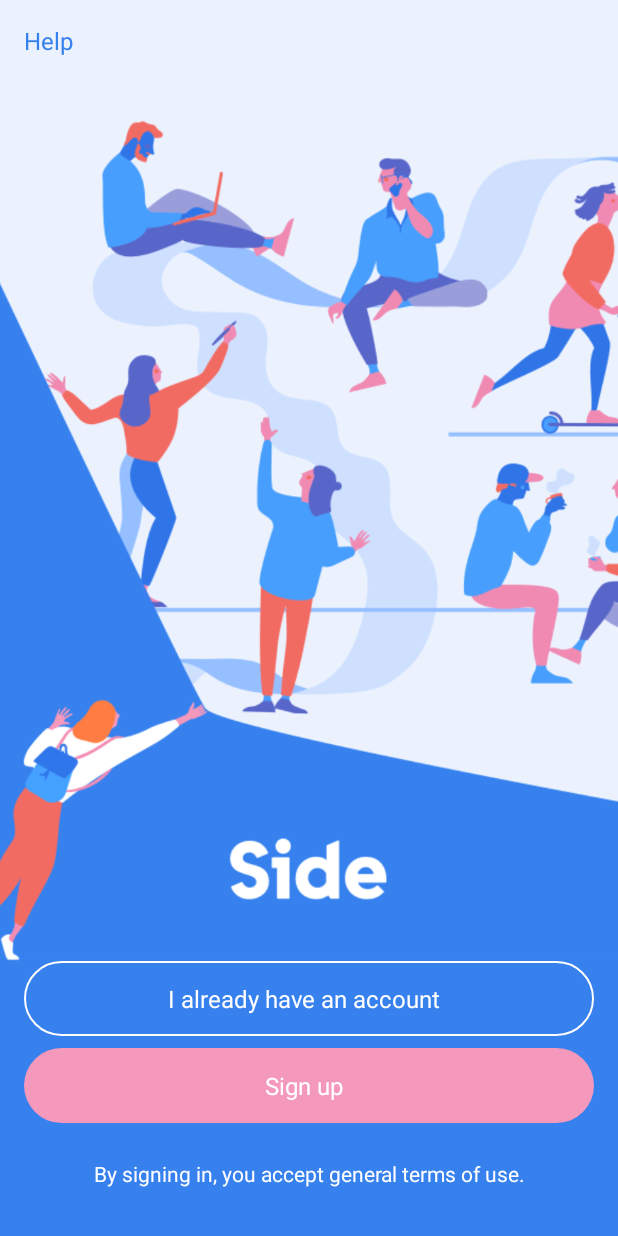
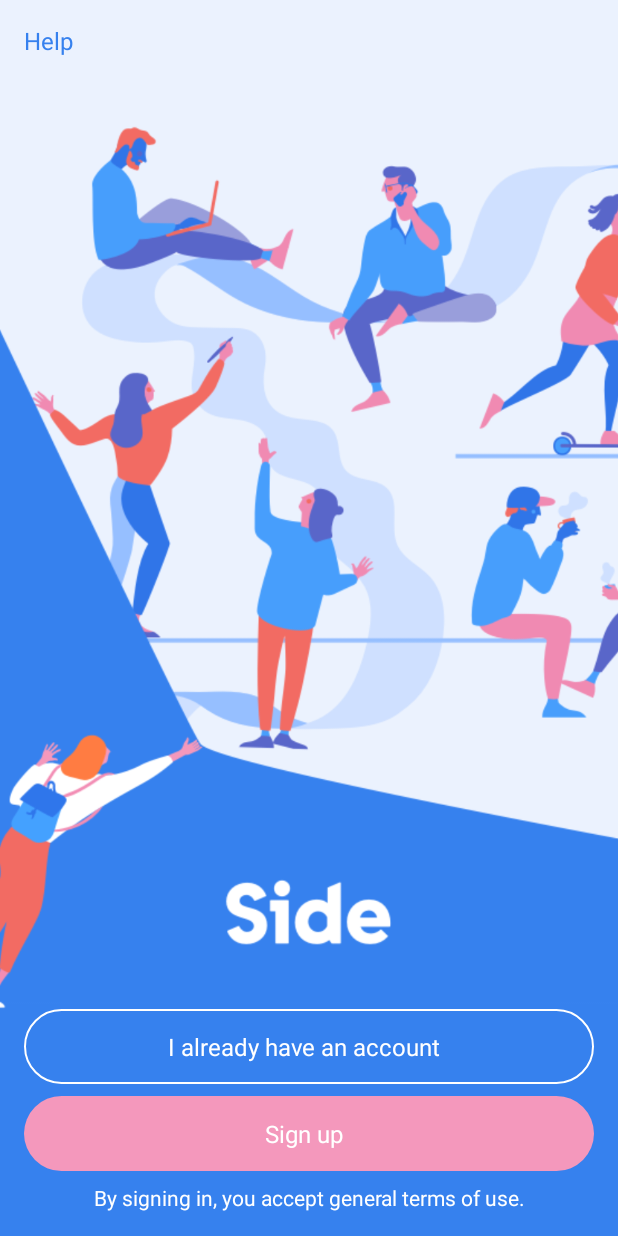
Before and after one commit to gilokimu/Hustler, an Android app: the screen it shows after launch (OnboardingActivity), on a phone screen of 412 x 824 dp. Run offline under Robolectric (Android 15) with nearby library versions, the phone set to English and light mode, and no system bars; our stand-ins replace Dagger/Hilt's generated code, Firebase (no records; nobody signed in at launch, a user with empty details on screens opened directly); libraries missing offline, so code that uses them is left out: io.github.inflationx.calligraphy3, io.github.inflationx.viewpump; Roboto replaces fonts that are not available here.

Commit message:
updated onboarding

```diff
--- a/app/src/main/java/me/gilo/side/ui/user/onboarding/OnboardingActivity.kt
+++ b/app/src/main/java/me/gilo/side/ui/user/onboarding/OnboardingActivity.kt
@@ -13,6 +13,10 @@ class OnboardingActivity : AppCompatActivity() {
         super.onCreate(savedInstanceState)
         setContentView(R.layout.activity_onboarding)
 
+        signUpButton.setOnClickListener{
+
+        }
+
     }
 
 }
--- a/app/src/main/res/drawable/background_pink.xml
+++ b/app/src/main/res/drawable/background_pink.xml
@@ -2,5 +2,5 @@
 <shape
   xmlns:android="http://schemas.android.com/apk/res/android">
     <solid android:color="@color/rose_pink" />
-    <corners android:radius="50.0dip" />
+    <corners android:radius="50dp" />
 </shape>
--- a/app/src/main/res/drawable/background_send_button.xml
+++ b/app/src/main/res/drawable/background_send_button.xml
@@ -2,7 +2,7 @@
 <shape xmlns:android="http://schemas.android.com/apk/res/android">
     <solid android:color="@android:color/transparent" />
     <stroke
-        android:width="1.0dip"
+        android:width="1dp"
         android:color="@color/text_white" />
-    <corners android:radius="50.0dip" />
+    <corners android:radius="50dp" />
 </shape>
--- a/app/src/main/res/drawable/custom_progressbar.xml
+++ b/app/src/main/res/drawable/custom_progressbar.xml
@@ -3,14 +3,14 @@
   xmlns:android="http://schemas.android.com/apk/res/android">
     <item android:id="@android:id/background">
         <shape>
-            <corners android:radius="5.0dip" />
+            <corners android:radius="5dp" />
             <gradient android:startColor="#ff9d9e9d" android:endColor="#ff747674" android:angle="270.0" android:centerY="0.75" android:centerColor="#ff5a5d5a" />
         </shape>
     </item>
     <item android:id="@android:id/secondaryProgress">
         <clip>
             <shape>
-                <corners android:radius="5.0dip" />
+                <corners android:radius="5dp" />
                 <gradient android:startColor="#ffffffff" android:endColor="#ffffffff" android:angle="270.0" android:centerY="0.75" android:centerColor="#ffffffff" />
             </shape>
         </clip>
@@ -18,7 +18,7 @@
     <item android:id="@android:id/progress">
         <clip>
             <shape>
-                <corners android:radius="5.0dip" />
+                <corners android:radius="5dp" />
                 <gradient android:startColor="@color/colorPrimary" android:endColor="@color/colorPrimary" android:angle="270.0" />
             </shape>
         </clip>
--- a/app/src/main/res/drawable/ic_profile.xml
+++ b/app/src/main/res/drawable/ic_profile.xml
@@ -1,5 +1,5 @@
 <?xml version="1.0" encoding="utf-8"?>
-<vector android:height="24.0dip" android:width="24.0dip" android:viewportWidth="24.0" android:viewportHeight="24.0"
+<vector android:height="24dp" android:width="24dp" android:viewportWidth="24.0" android:viewportHeight="24.0"
   xmlns:android="http://schemas.android.com/apk/res/android">
     <path android:fillColor="#00000000" android:pathData="M12,8m-3,0a3,3 0,1 1,6 0a3,3 0,1 1,-6 0" android:strokeColor="#ff9aa0a6" android:strokeWidth="2.0" />
     <path android:fillColor="#ff9aa0a6" android:pathData="M12,13c-2.7,0 -8,1.3 -8,4v3h16v-3C20,14.3 14.7,13 12,13zM18,18H6v-1c0.2,-0.7 3.3,-2 6,-2s5.8,1.3 6,2V18z" />
--- a/app/src/main/res/layout/activity_onboarding.xml
+++ b/app/src/main/res/layout/activity_onboarding.xml
@@ -7,7 +7,7 @@
 
     <FrameLayout
         android:layout_width="match_parent"
-        android:layout_height="match_parent"
+        android:layout_height="0dp"
         android:layout_weight="1">
 
         <ImageView
@@ -33,31 +33,30 @@
         android:layout_width="match_parent"
         android:layout_height="wrap_content"
         android:orientation="vertical"
-        android:layout_marginBottom="16sp"
         >
 
         <LinearLayout
             android:id="@+id/signInButton"
             android:layout_width="match_parent"
             android:layout_height="wrap_content"
-            android:layout_marginStart="16.0dip"
-            android:layout_marginEnd="16.0dip"
-            android:layout_marginBottom="8.0dip"
+            android:layout_marginStart="16dp"
+            android:layout_marginEnd="16dp"
+            android:layout_marginBottom="8dp"
             android:background="@drawable/background_send_button"
             android:clickable="true"
             android:foreground="?selectableItemBackground"
             android:orientation="horizontal"
-            android:paddingStart="20.0dip"
-            android:paddingTop="14.0dip"
-            android:paddingEnd="20.0dip"
-            android:paddingBottom="14.0dip">
+            android:paddingStart="20dp"
+            android:paddingTop="14dp"
+            android:paddingEnd="20dp"
+            android:paddingBottom="14dp">
 
             <TextView
                 android:id="@+id/alreadyAnAccount"
                 android:layout_width="match_parent"
                 android:layout_height="wrap_content"
-                android:layout_marginStart="0.0dip"
-                android:layout_marginEnd="6.0dip"
+                android:layout_marginStart="0dp"
+                android:layout_marginEnd="6dp"
                 android:layout_weight="1.0"
                 android:gravity="center_horizontal"
                 android:text="I already have an account"
@@ -69,23 +68,23 @@
             android:id="@+id/signUpButton"
             android:layout_width="match_parent"
             android:layout_height="wrap_content"
-            android:layout_marginStart="16.0dip"
-            android:layout_marginEnd="16.0dip"
-            android:layout_marginBottom="8.0dip"
+            android:layout_marginStart="16dp"
+            android:layout_marginEnd="16dp"
+            android:layout_marginBottom="8dp"
             android:background="@drawable/background_pink"
             android:clickable="true"
             android:foreground="?selectableItemBackground"
             android:orientation="horizontal"
-            android:paddingStart="20.0dip"
-            android:paddingTop="14.0dip"
-            android:paddingEnd="20.0dip"
-            android:paddingBottom="14.0dip">
+            android:paddingStart="20dp"
+            android:paddingTop="14dp"
+            android:paddingEnd="20dp"
+            android:paddingBottom="14dp">
 
             <TextView
                 android:layout_width="match_parent"
                 android:layout_height="wrap_content"
-                android:layout_marginStart="0.0dip"
-                android:layout_marginEnd="6.0dip"
+                android:layout_marginStart="0dp"
+                android:layout_marginEnd="6dp"
                 android:layout_weight="1.0"
                 android:gravity="center_horizontal"
                 android:text="Sign up"
@@ -102,7 +101,6 @@
             android:paddingStart="20dp"
             android:paddingEnd="20dp"
             android:paddingBottom="16dp"
-            android:layout_marginTop="16dp"
             android:text="@string/onboarding_signin_tos"
             android:textAlignment="center"
             android:textAppearance="@style/TextAppearance.Roman"
--- a/app/src/main/res/layout/include_login_email_layout.xml
+++ b/app/src/main/res/layout/include_login_email_layout.xml
@@ -8,7 +8,7 @@
         android:id="@+id/titleBegin"
         android:layout_width="wrap_content"
         android:layout_height="wrap_content"
-        android:layout_marginStart="4.0dip"
+        android:layout_marginStart="4dp"
         android:text="@string/onboarding_signin_field_email_title"
         android:textAllCaps="true"
         android:textAppearance="@style/TextAppearance.Black"
@@ -20,9 +20,9 @@
 
     <EditText
         android:id="@+id/email"
-        android:layout_width="0.0dip"
+        android:layout_width="0dp"
         android:layout_height="wrap_content"
-        android:layout_marginTop="0.0dip"
+        android:layout_marginTop="0dp"
         android:focusable="true"
         android:focusableInTouchMode="true"
         android:hint="@string/onboarding_signin_field_email_title"
--- a/app/src/main/res/layout/include_login_password_layout.xml
+++ b/app/src/main/res/layout/include_login_password_layout.xml
@@ -8,7 +8,7 @@
         android:id="@+id/titleBegin"
         android:layout_width="wrap_content"
         android:layout_height="wrap_content"
-        android:layout_marginStart="4.0dip"
+        android:layout_marginStart="4dp"
         android:text="@string/onboarding_signin_field_password_title"
         android:textAllCaps="true"
         android:textAppearance="@style/TextAppearance.Black"
@@ -20,9 +20,9 @@
 
     <EditText
         android:id="@+id/password"
-        android:layout_width="0.0dip"
+        android:layout_width="0dp"
         android:layout_height="wrap_content"
-        android:layout_marginTop="0.0dip"
+        android:layout_marginTop="0dp"
         android:fontFamily="sans-serif"
         android:hint="@string/onboarding_signin_field_password_title"
         android:inputType="textPassword"
```
Also changed, not shown: app/src/main/res/layout/activity_login.xml (+19 -19 lines), app/src/main/res/values/dimens.xml (+28 -28 lines).
